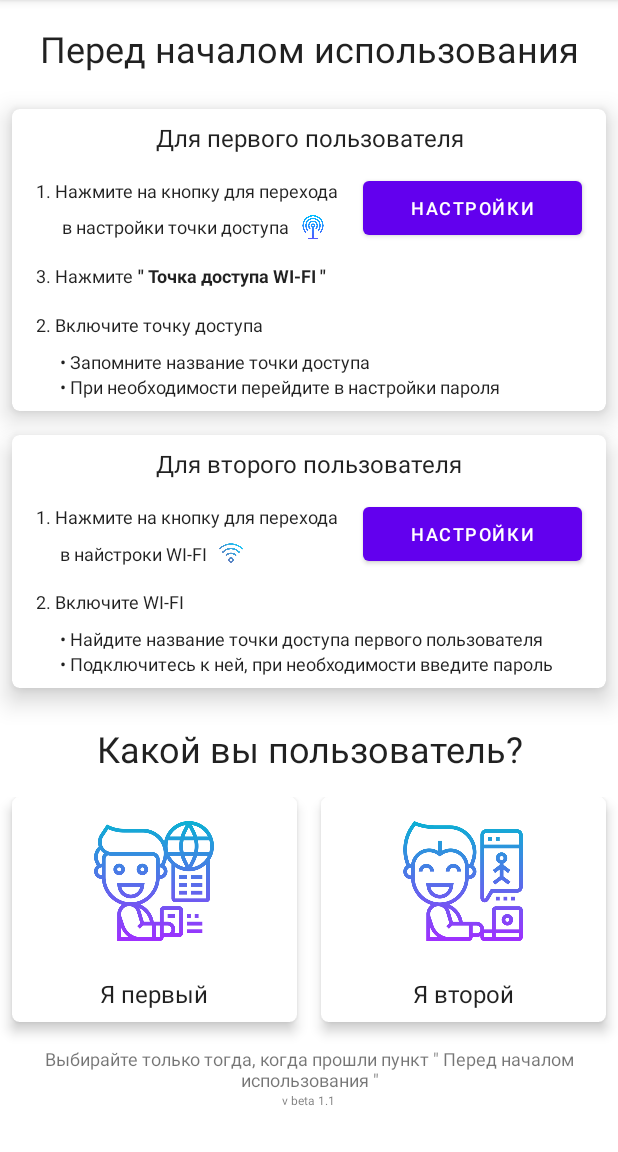
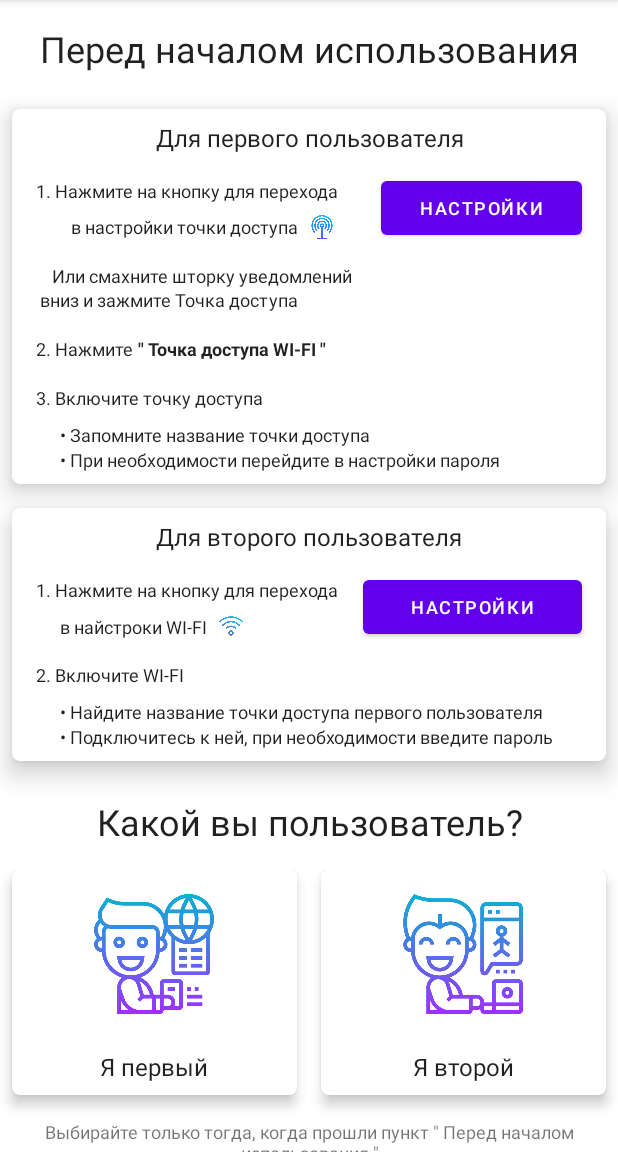
Before and after one commit to Romiusse/Hikin_Transmitter, an Android app: the screen it shows after launch (MainActivity), on a phone screen of 412 x 824 dp, the part 84-1236 px from its top. Run offline under Robolectric (Android 15) with nearby library versions, the phone set to English and light mode, and no system bars.

Commit message:
new changes

```diff
--- a/app/src/main/res/layout/activity_main.xml
+++ b/app/src/main/res/layout/activity_main.xml
@@ -10,7 +10,7 @@
         android:id="@+id/startPage"
         android:layout_width="match_parent"
         android:layout_height="wrap_content"
-        android:visibility="gone"
+        android:visibility="visible"
         tools:ignore="MissingConstraints">
 
         <LinearLayout
@@ -117,6 +117,21 @@
 
                             </LinearLayout>
 
+                            <TextView
+                                android:id="@+id/howto10"
+                                android:layout_width="wrap_content"
+                                android:layout_height="wrap_content"
+
+                                android:layout_marginTop="8dp"
+                                android:layout_marginBottom="8dp"
+                                android:layout_marginLeft="16dp"
+                                android:lineHeight="16dp"
+                                android:text="    Или смахните шторку уведомлений \n вниз и зажмите Точка доступа"
+                                android:textAppearance="@style/TextAppearance.Material3.HeadlineSmall"
+                                android:textSize="12sp"
+                                android:layout_marginStart="16dp" />
+
+
                         </LinearLayout>
 
                         <Button
@@ -143,7 +158,7 @@
                             android:layout_height="wrap_content"
                             android:layout_marginVertical="8dp"
                             android:layout_marginLeft="16dp"
-                            android:text="3. Нажмите "
+                            android:text="2. Нажмите "
                             android:textAppearance="@style/TextAppearance.Material3.HeadlineSmall"
                             android:textSize="12sp"
                             android:layout_marginStart="16dp" />
@@ -469,7 +484,7 @@
         android:orientation="vertical"
         tools:layout_editor_absoluteX="1dp"
         tools:layout_editor_absoluteY="1dp"
-        android:visibility="visible">
+        android:visibility="gone">
 
 
         <Button
--- a/app/src/main/res/values/strings.xml
+++ b/app/src/main/res/values/strings.xml
@@ -8,7 +8,7 @@
     <string name="_1">1. Нажмите на кнопку для перехода</string>
     <string name="_2">в настройки точки доступа</string>
     <string name="settings">Настройки</string>
-    <string name="_3">2. Включите точку доступа</string>
+    <string name="_3">3. Включите точку доступа</string>
     <string name="_5">• Запомните название точки доступа</string>
     <string name="_6">• При необходимости перейдите в настройки пароля</string>
     <string name="_7">1. Нажмите на кнопку для перехода</string>
```
